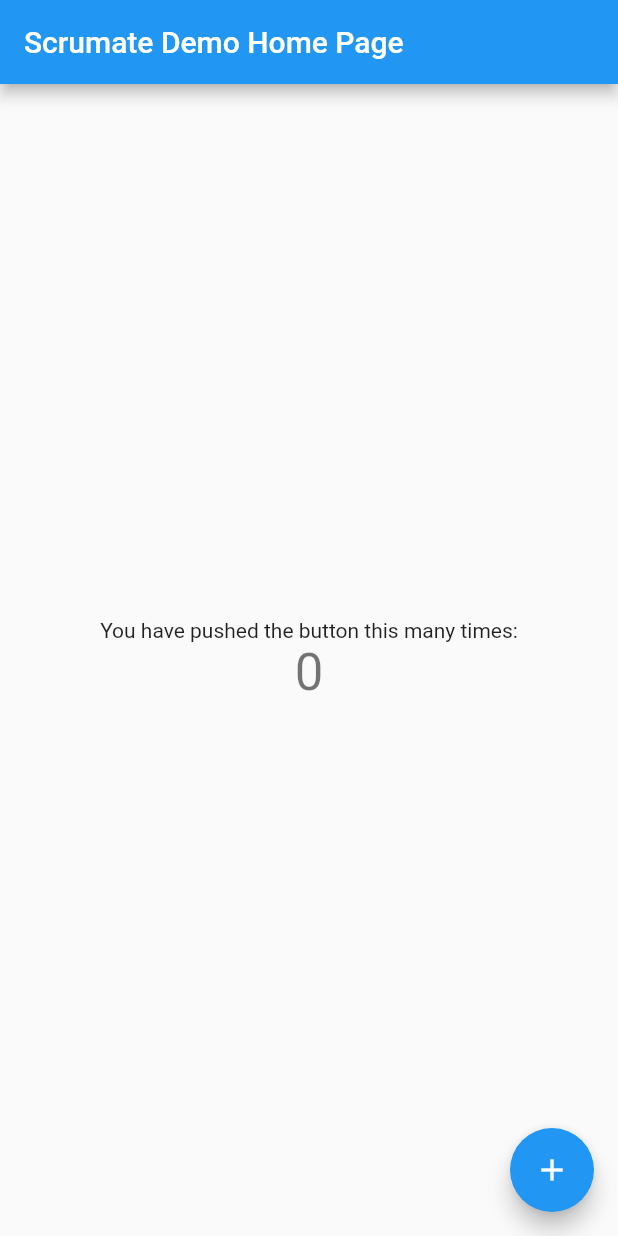
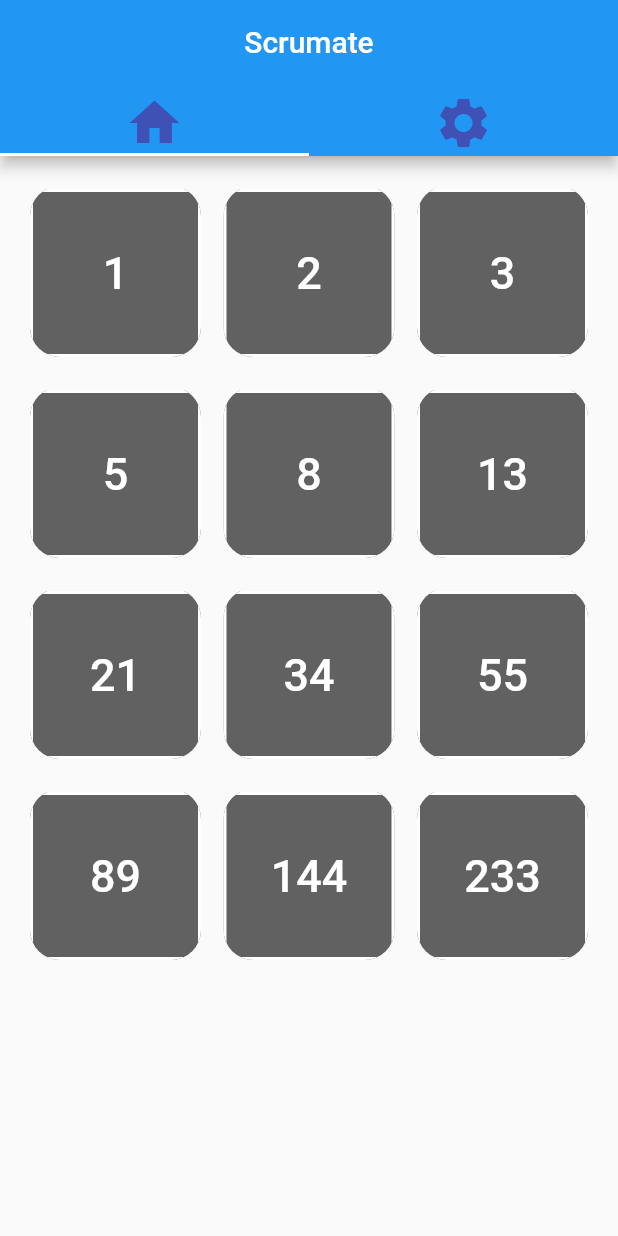
Before and after one commit to Erkanerkisi/scrumate, a Flutter app: the screen it shows after launch, on a phone screen of 412 x 824 dp. Run offline on Flutter 3.47's test engine with Material 2 defaults, Android fonts, the phone set to English and light mode, and no system bars.

Commit message:
scrumate main pages and settings

```diff
--- /dev/null
+++ b/lib/home.dart
@@ -0,0 +1,13 @@
+import 'package:flutter/material.dart';
+import 'package:scrumate/settings_modal.dart';
+import 'list_view.dart';
+import 'package:provider/provider.dart';
+
+class Home extends StatelessWidget {
+  @override
+  Widget build(BuildContext context) {
+    return Consumer<SettingsModal>(builder: (context, settings, child) {
+      return MainListView(data: settings.getDataViaType(settings.getType()));
+    });
+  }
+}
--- /dev/null
+++ b/lib/list_view.dart
@@ -0,0 +1,29 @@
+import 'package:flutter/material.dart';
+import 'scrum_card.dart';
+
+class MainListView extends StatelessWidget {
+  const MainListView({Key key, @required this.data}) : super(key: key);
+
+  final List data;
+
+  List<Widget> getElementList() {
+    final children = <Widget>[];
+    Row row;
+    for (var i = 0; i < data.length; i++) {
+      children.add(ScrumCard(numberText: data.elementAt(i).toString()));
+    }
+    return children;
+  }
+
+  @override
+  Widget build(BuildContext context) {
+    return GridView.count(
+      primary: false,
+      padding: const EdgeInsets.all(20),
+      crossAxisSpacing: 15,
+      mainAxisSpacing: 20,
+      crossAxisCount: 3,
+      children: getElementList()
+    );
+  }
+}
--- a/lib/main.dart
+++ b/lib/main.dart
@@ -1,111 +1,40 @@
 import 'package:flutter/material.dart';
+import 'package:scrumate/settings.dart';
+import 'package:scrumate/settings_modal.dart';
+import 'package:provider/provider.dart';
+import 'home.dart';
 
-void main() => runApp(MyApp());
+void main() => runApp(ChangeNotifierProvider(
+    builder: (context) => SettingsModal(), child: MyApp()));
 
 class MyApp extends StatelessWidget {
-  // This widget is the root of your application.
   @override
   Widget build(BuildContext context) {
     return MaterialApp(
-      title: 'Flutter Demo',
-      theme: ThemeData(
-        // This is the theme of your application.
-        //
-        // Try running your application with "flutter run". You'll see the
-        // application has a blue toolbar. Then, without quitting the app, try
-        // changing the primarySwatch below to Colors.green and then invoke
-        // "hot reload" (press "r" in the console where you ran "flutter run",
-        // or simply save your changes to "hot reload" in a Flutter IDE).
-        // Notice that the counter didn't reset back to zero; the application
-        // is not restarted.
-        primarySwatch: Colors.blue,
-      ),
-      home: MyHomePage(title: 'Scrumate Demo Home Page'),
-    );
+        home: DefaultTabController(
+      length: 2,
+      child: Scaffold(
+          appBar: AppBar(
+            title: Text("Scrumate"),
+            centerTitle: true,
+            bottom: TabBar(
+              tabs: <Widget>[
+                Icon(
+                  Icons.home,
+                  color: Colors.indigo,
+                  size: 40.0,
+                ),
+                Icon(
+                  Icons.settings,
+                  color: Colors.indigo,
+                  size: 40.0,
+                )
+              ],
+            ),
+          ),
+          body: TabBarView(
+            children: <Widget>[Home(), Settings()],
+          )),
+    ));
   }
 }
-
-class MyHomePage extends StatefulWidget {
-  MyHomePage({Key key, this.title}) : super(key: key);
-
-  // This widget is the home page of your application. It is stateful, meaning
-  // that it has a State object (defined below) that contains fields that affect
-  // how it looks.
-
-  // This class is the configuration for the state. It holds the values (in this
-  // case the title) provided by the parent (in this case the App widget) and
-  // used by the build method of the State. Fields in a Widget subclass are
-  // always marked "final".
-
-  final String title;
-
-  @override
-  _MyHomePageState createState() => _MyHomePageState();
-}
-
-class _MyHomePageState extends State<MyHomePage> {
-  int _counter = 0;
-
-  void _incrementCounter() {
-    setState(() {
-      // This call to setState tells the Flutter framework that something has
-      // changed in this State, which causes it to rerun the build method below
-      // so that the display can reflect the updated values. If we changed
-      // _counter without calling setState(), then the build method would not be
-      // called again, and so nothing would appear to happen.
-      _counter++;
-    });
-  }
-
-  @override
-  Widget build(BuildContext context) {
-    // This method is rerun every time setState is called, for instance as done
-    // by the _incrementCounter method above.
-    //
-    // The Flutter framework has been optimized to make rerunning build methods
-    // fast, so that you can just rebuild anything that needs updating rather
-    // than having to individually change instances of widgets.
-    return Scaffold(
-      appBar: AppBar(
-        // Here we take the value from the MyHomePage object that was created by
-        // the App.build method, and use it to set our appbar title.
-        title: Text(widget.title),
-      ),
-      body: Center(
-        // Center is a layout widget. It takes a single child and positions it
-        // in the middle of the parent.
-        child: Column(
-          // Column is also a layout widget. It takes a list of children and
-          // arranges them vertically. By default, it sizes itself to fit its
-          // children horizontally, and tries to be as tall as its parent.
-          //
-          // Invoke "debug painting" (press "p" in the console, choose the
-          // "Toggle Debug Paint" action from the Flutter Inspector in Android
-          // Studio, or the "Toggle Debug Paint" command in Visual Studio Code)
-          // to see the wireframe for each widget.
-          //
-          // Column has various properties to control how it sizes itself and
-          // how it positions its children. Here we use mainAxisAlignment to
-          // center the children vertically; the main axis here is the vertical
-          // axis because Columns are vertical (the cross axis would be
-          // horizontal).
-          mainAxisAlignment: MainAxisAlignment.center,
-          children: <Widget>[
-            Text(
-              'You have pushed the button this many times:',
-            ),
-            Text(
-              '$_counter',
-              style: Theme.of(context).textTheme.display1,
-            ),
-          ],
-        ),
-      ),
-      floatingActionButton: FloatingActionButton(
-        onPressed: _incrementCounter,
-        tooltip: 'Increment',
-        child: Icon(Icons.add),
-      ), // This trailing comma makes auto-formatting nicer for build methods.
-    );
-  }
-}
--- /dev/null
+++ b/lib/scrum_card.dart
@@ -0,0 +1,36 @@
+import 'package:flutter/material.dart';
+
+class ScrumCard extends StatelessWidget {
+  const ScrumCard({
+    Key key,
+    this.color = const Color(0xFF616161),
+    @required this.numberText,
+    this.child,
+  }) : super(key: key);
+
+  final Color color;
+  final String numberText;
+  final Widget child;
+  @override
+  Widget build(BuildContext context) {
+    return ClipRRect(
+      borderRadius: BorderRadius.circular(20.0),
+      child: Container(
+        margin: EdgeInsets.only(top: 2.0),
+        color: color,
+        child: OutlineButton(
+          borderSide: BorderSide(width: 2.0, color: Colors.white),
+          padding: EdgeInsets.symmetric(vertical: 30, horizontal: 20),
+          highlightColor: Colors.grey,
+          onPressed: () {
+            print('pressed 1');
+          },
+          child: Text(
+            numberText,
+            style: TextStyle(fontSize: 30, color: Colors.white),
+          ),
+        ),
+      ),
+    );
+  }
+}
--- /dev/null
+++ b/lib/settings.dart
@@ -0,0 +1,42 @@
+import 'package:flutter/material.dart';
+import 'package:provider/provider.dart';
+import 'package:scrumate/settings_modal.dart';
+
+class Settings extends StatelessWidget {
+  @override
+  Widget build(BuildContext context) {
+    return Consumer<SettingsModal>(builder: (context, settings, child) {
+      return Container(
+        margin: EdgeInsets.all(30.0),
+        child: Row(
+          mainAxisAlignment: MainAxisAlignment.start,
+          crossAxisAlignment: CrossAxisAlignment.start,
+          children: <Widget>[
+            Text("Type : "),
+            DropdownButton<String>(
+              value: settings.getType(),
+              icon: Icon(Icons.arrow_downward),
+              iconSize: 24,
+              elevation: 16,
+              style: TextStyle(color: Colors.deepPurple),
+              underline: Container(
+                height: 2,
+                color: Colors.deepPurpleAccent,
+              ),
+              onChanged: (String newValue) {
+                settings.changeType(newValue);
+              },
+              items: settings.getTypes()
+                  .map<DropdownMenuItem<String>>((String value) {
+                return DropdownMenuItem<String>(
+                  value: value,
+                  child: Text(value),
+                );
+              }).toList(),
+            ),
+          ],
+        ),
+      );
+    });
+  }
+}
--- /dev/null
+++ b/lib/settings_modal.dart
@@ -0,0 +1,25 @@
+import 'package:flutter/material.dart';
+
+class SettingsModal extends ChangeNotifier {
+  String _type = 'Fibonacci';
+  List data = ['1','2','3','5','8','13','21','34','55','89','144','233'];
+
+  final List<String> _types = ["Fibonacci","Tırt Sayılar"];
+
+  Map<String,List<String>> map ={
+    "Fibonacci" : ['1','2','3','5','8','13','21','34','55','89','144','233'],
+    "Tırt Sayılar" : ['1','2','3','4','5','6','7','8','9','10']
+  };
+
+
+  List<String> getDataViaType(String type) =>map[type];
+
+  String getType() => _type;
+
+  List<String> getTypes() => _types;
+
+  void changeType(String type) {
+    _type = type;
+    notifyListeners();
+  }
+}
--- a/pubspec.yaml
+++ b/pubspec.yaml
@@ -23,6 +23,7 @@ dependencies:
   # The following adds the Cupertino Icons font to your application.
   # Use with the CupertinoIcons class for iOS style icons.
   cupertino_icons: ^0.1.2
+  provider: ^3.0.0
 
 dev_dependencies:
   flutter_test:
```
Also changed, not shown: pubspec.lock.
